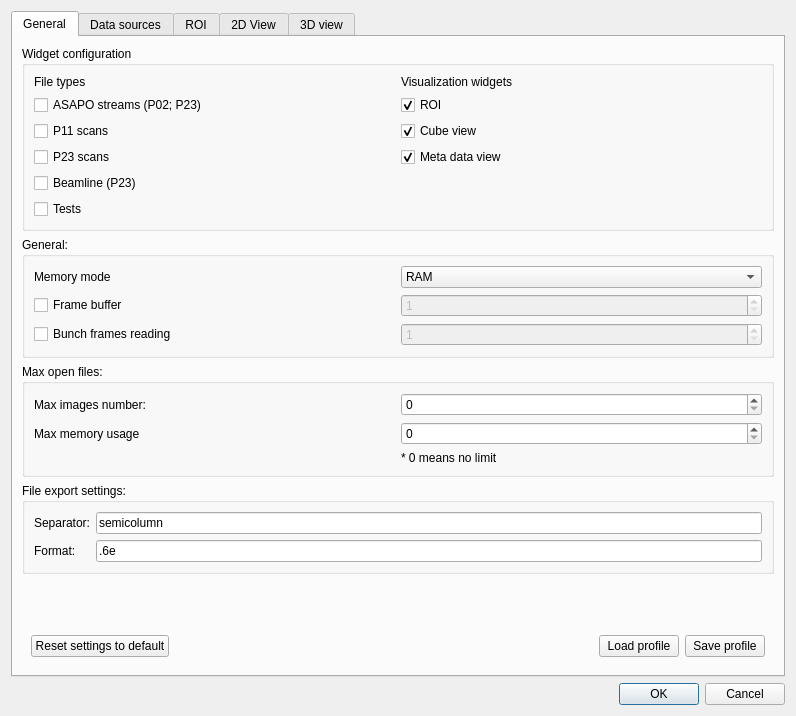
Old version of the form uis/settings.ui in the repository yamedvedya/data_viewer.
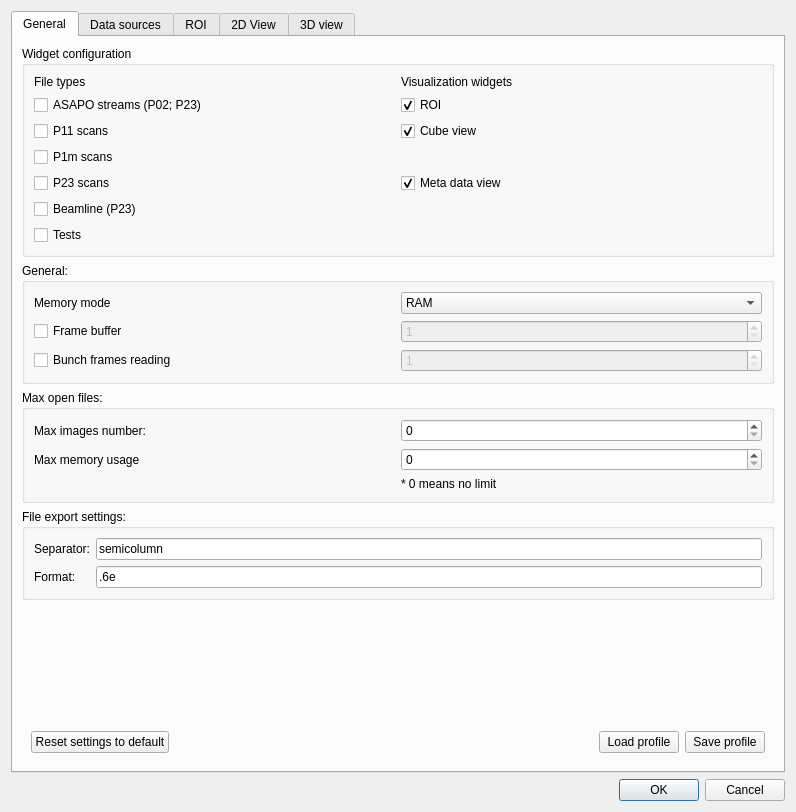
New version of the form.

```diff
--- a/uis/settings.ui
+++ b/uis/settings.ui
@@ -7,7 +7,7 @@
     <x>0</x>
     <y>0</y>
     <width>796</width>
-    <height>716</height>
+    <height>812</height>
    </rect>
   </property>
   <property name="windowTitle">
@@ -30,7 +30,7 @@
           <string>Widget configuration</string>
          </property>
          <layout class="QGridLayout" name="gridLayout_12">
-          <item row="4" column="0">
+          <item row="5" column="0">
            <widget class="QCheckBox" name="chk_beamline">
             <property name="text">
              <string>Beamline (P23)</string>
@@ -40,10 +40,27 @@
             </property>
            </widget>
           </item>
-          <item row="5" column="0">
-           <widget class="QCheckBox" name="chk_tests">
+          <item row="0" column="0">
+           <widget class="QLabel" name="label_21">
             <property name="text">
-             <string>Tests</string>
+             <string>File types</string>
+            </property>
+           </widget>
+          </item>
+          <item row="2" column="0">
+           <widget class="QCheckBox" name="chk_p11scan">
+            <property name="text">
+             <string>P11 scans</string>
+            </property>
+            <property name="checked">
+             <bool>false</bool>
+            </property>
+           </widget>
+          </item>
+          <item row="4" column="0">
+           <widget class="QCheckBox" name="chk_p23scan">
+            <property name="text">
+             <string>P23 scans</string>
             </property>
             <property name="checked">
              <bool>false</bool>
@@ -67,23 +84,6 @@
             </property>
            </widget>
           </item>
-          <item row="0" column="0">
-           <widget class="QLabel" name="label_21">
-            <property name="text">
-             <string>File types</string>
-            </property>
-           </widget>
-          </item>
-          <item row="3" column="0">
-           <widget class="QCheckBox" name="chk_p23scan">
-            <property name="text">
-             <string>P23 scans</string>
-            </property>
-            <property name="checked">
-             <bool>false</bool>
-            </property>
-           </widget>
-          </item>
           <item row="1" column="0">
            <widget class="QCheckBox" name="chk_asapo">
             <property name="text">
@@ -94,10 +94,10 @@
             </property>
            </widget>
           </item>
-          <item row="2" column="0">
-           <widget class="QCheckBox" name="chk_p11scan">
+          <item row="6" column="0">
+           <widget class="QCheckBox" name="chk_tests">
             <property name="text">
-             <string>P11 scans</string>
+             <string>Tests</string>
             </property>
             <property name="checked">
              <bool>false</bool>
@@ -114,7 +114,7 @@
             </property>
            </widget>
           </item>
-          <item row="3" column="1">
+          <item row="4" column="1">
            <widget class="QCheckBox" name="chk_metadata">
             <property name="text">
              <string>Meta data view</string>
@@ -124,6 +124,16 @@
             </property>
            </widget>
           </item>
+          <item row="3" column="0">
+           <widget class="QCheckBox" name="chk_p1mscan">
+            <property name="text">
+             <string>P1m scans</string>
+            </property>
+            <property name="checked">
+             <bool>false</bool>
+            </property>
+           </widget>
+          </item>
          </layout>
         </widget>
        </item>
```
